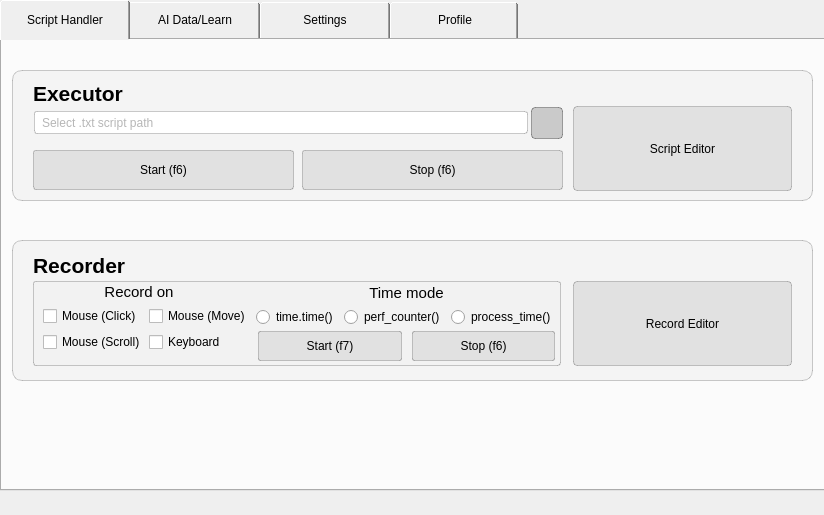
This is mainUI.ui in GInputAI/GInputAI_Main as Qt 5 draws it before an edit. The edited form follows.
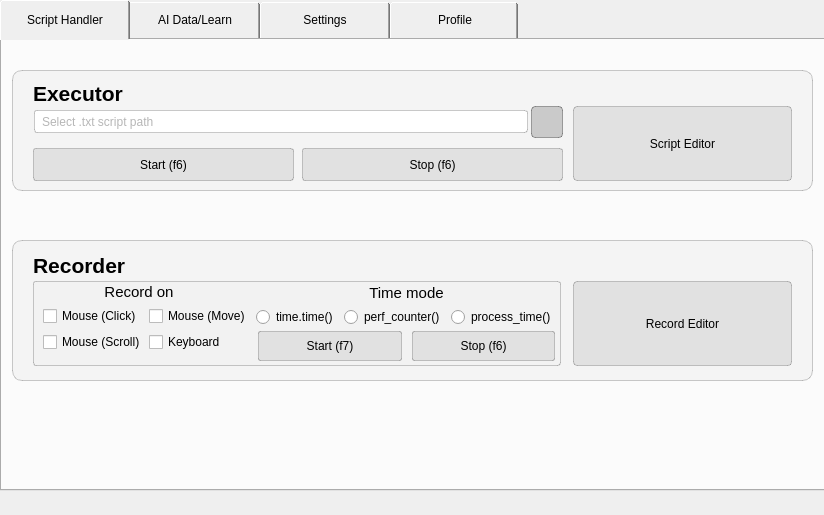
This is the edited form. Icons and pictures are not drawn.

Diff of the .ui file:
```diff
--- a/mainUI.ui
+++ b/mainUI.ui
@@ -67,7 +67,7 @@
         <x>10</x>
         <y>30</y>
         <width>801</width>
-        <height>131</height>
+        <height>121</height>
        </rect>
       </property>
       <property name="styleSheet">
```
Left out of the diff: 4 changed lines with no effect on the pictures.
